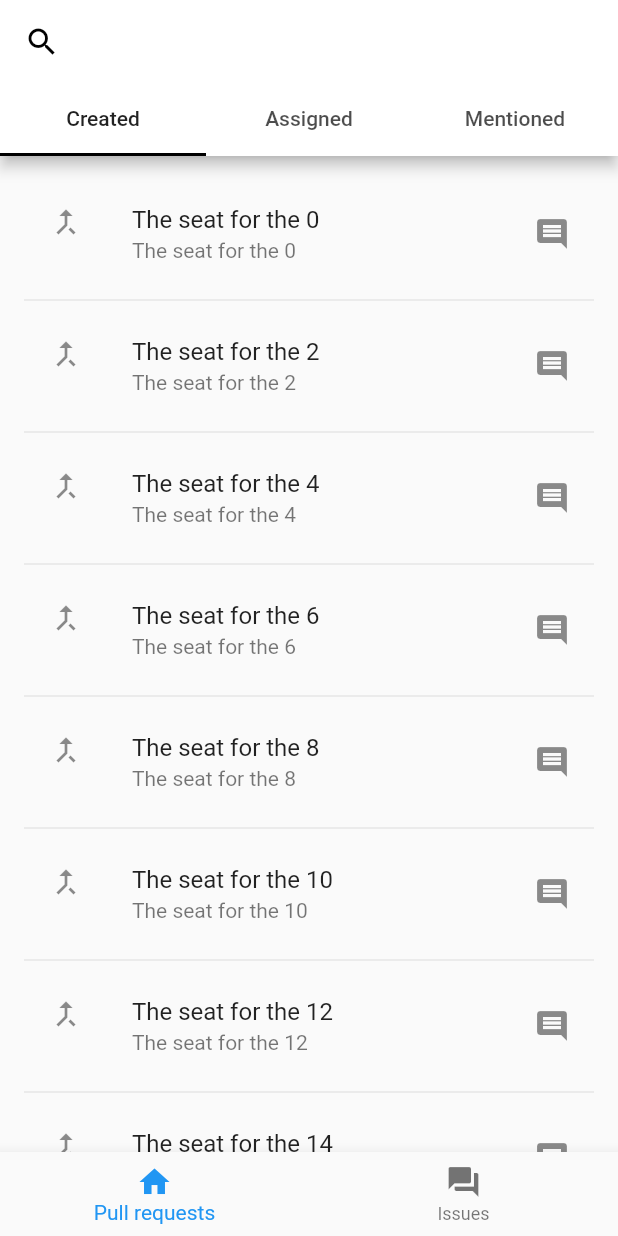
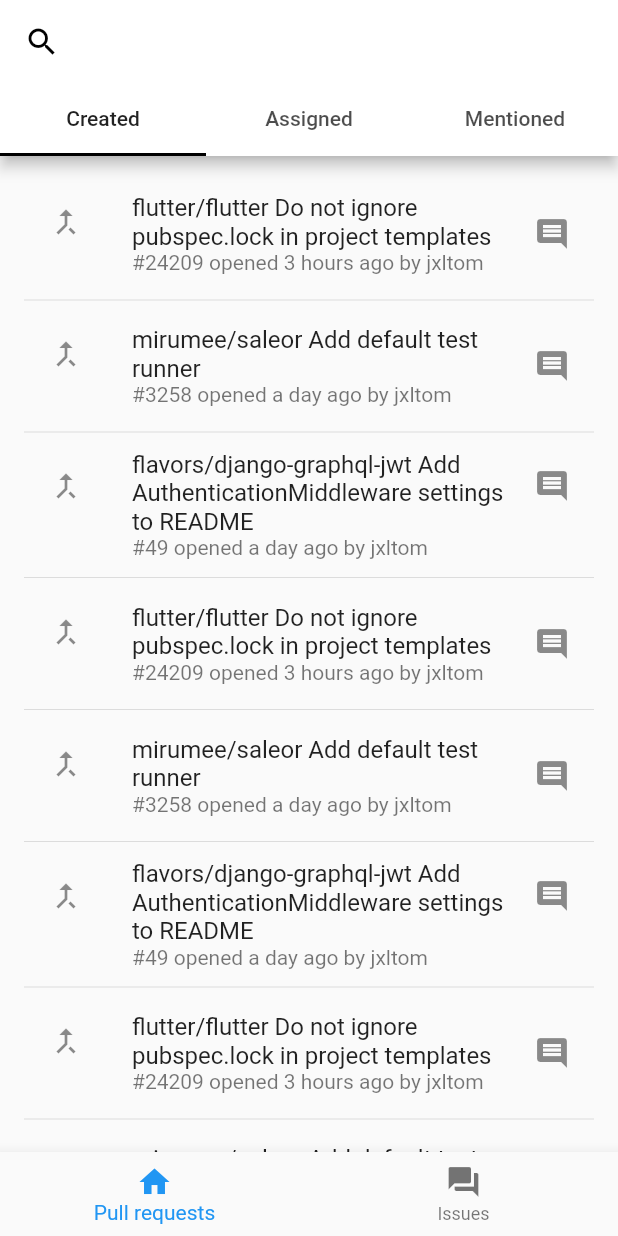
Before and after one commit to jxltom/contrihub, a Flutter app: the screen it shows after launch, on a phone screen of 412 x 824 dp. Run offline on Flutter 3.47's test engine with Material 2 defaults, Android fonts, the phone set to English and light mode, and no system bars.

Commit message:
Add fake data

```diff
--- /dev/null
+++ b/lib/fake_data.dart
@@ -0,0 +1,22 @@
+class GithubData {
+  String project;
+  String title;
+  String description;
+
+  GithubData({this.project = '', this.title = '', this.description = ''});
+}
+
+final fake_data = [
+  GithubData(
+      project: 'flutter/flutter',
+      title: 'Do not ignore pubspec.lock in project templates',
+      description: '#24209 opened 3 hours ago by jxltom'),
+  GithubData(
+      project: 'flavors/django-graphql-jwt',
+      title: 'Add AuthenticationMiddleware settings to README ',
+      description: '#49 opened a day ago by jxltom'),
+  GithubData(
+      project: 'mirumee/saleor',
+      title: 'Add default test runner',
+      description: '#3258 opened a day ago by jxltom'),
+];
--- a/lib/listview.dart
+++ b/lib/listview.dart
@@ -1,4 +1,5 @@
 import 'package:flutter/material.dart';
+import 'package:contrihub/fake_data.dart';
 
 class CustomListView extends StatelessWidget {
   @override
@@ -10,10 +11,16 @@ class CustomListView extends StatelessWidget {
           return new Divider();
         }
 
+        if (index > fake_data.length - 1) {
+          index = index % fake_data.length;
+        }
+
+        var data = fake_data.elementAt(index);
+
         return ListTile(
           leading: Icon(Icons.merge_type),
-          title: Text('The seat for the $index'),
-          subtitle: Text('The seat for the $index'),
+          title: Text(data.project + ' ' + data.title),
+          subtitle: Text(data.description),
           trailing: Icon(Icons.comment),
         );
       },
```
